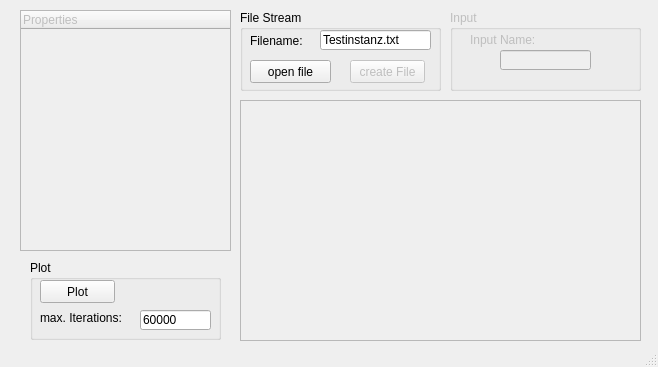
First picture: the form in Programm/Simulator/Cancerdynamics/mainwindow.ui, repository BorisPro/Cancerdynamics, before the edit.
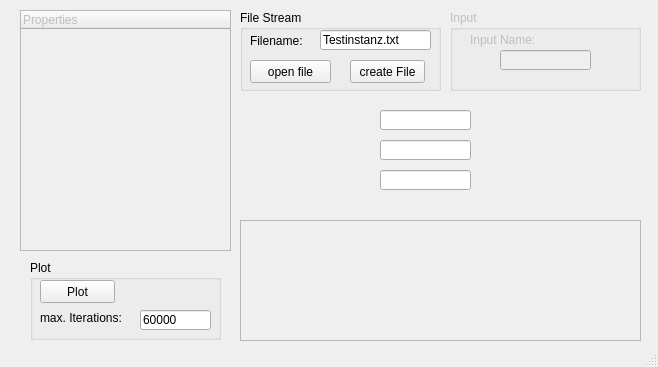
Second picture: the form after the edit.

Diff of the .ui file:
```diff
--- a/Programm/Simulator/Cancerdynamics/mainwindow.ui
+++ b/Programm/Simulator/Cancerdynamics/mainwindow.ui
@@ -85,7 +85,7 @@
     </property>
     <widget class="QPushButton" name="pushButton_create_File">
      <property name="enabled">
-      <bool>false</bool>
+      <bool>true</bool>
      </property>
      <property name="geometry">
       <rect>
@@ -207,9 +207,9 @@
     <property name="geometry">
      <rect>
       <x>240</x>
-      <y>100</y>
+      <y>220</y>
       <width>401</width>
-      <height>241</height>
+      <height>121</height>
      </rect>
     </property>
     <property name="mouseTracking">
@@ -225,6 +225,36 @@
      <bool>true</bool>
     </property>
    </widget>
+   <widget class="QLineEdit" name="lineEdit_N1">
+    <property name="geometry">
+     <rect>
+      <x>380</x>
+      <y>110</y>
+      <width>91</width>
+      <height>20</height>
+     </rect>
+    </property>
+   </widget>
+   <widget class="QLineEdit" name="lineEdit_N2">
+    <property name="geometry">
+     <rect>
+      <x>380</x>
+      <y>140</y>
+      <width>91</width>
+      <height>20</height>
+     </rect>
+    </property>
+   </widget>
+   <widget class="QLineEdit" name="lineEdit_N3">
+    <property name="geometry">
+     <rect>
+      <x>380</x>
+      <y>170</y>
+      <width>91</width>
+      <height>20</height>
+     </rect>
+    </property>
+   </widget>
   </widget>
   <widget class="QStatusBar" name="statusBar"/>
  </widget>
```
